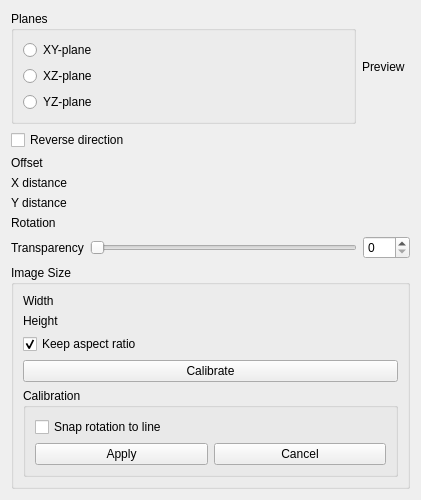
Old version of the form src/Gui/TaskView/TaskImage.ui in the repository tsaaristo/FreeCAD.
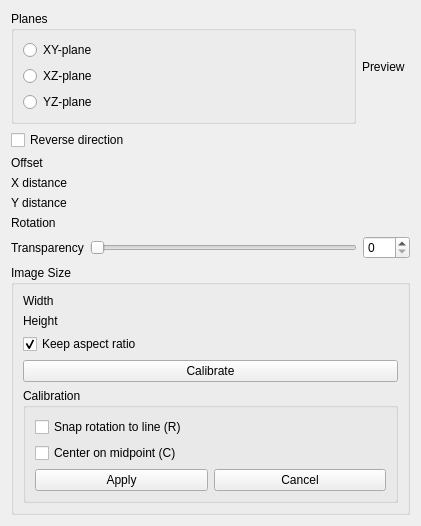
New version of the form. Custom widgets are drawn as their Qt base class.

Commit message: TaskImage: calibration centering, snapping, input hints and keybinds

Diff of the .ui file:
```diff
--- a/src/Gui/TaskView/TaskImage.ui
+++ b/src/Gui/TaskView/TaskImage.ui
@@ -257,7 +257,7 @@
          <item>
           <widget class="QCheckBox" name="checkBoxOrient">
            <property name="text">
-            <string>Snap rotation to line</string>
+            <string>Snap rotation to line (R)</string>
            </property>
            <property name="toolTip">
             <string>Rotate the image to align the drawn line to the nearest 45 degree angle</string>
@@ -267,6 +267,19 @@
            </property>
           </widget>
          </item>
+         <item>
+          <widget class="QCheckBox" name="checkBoxCenterMidpoint">
+           <property name="text">
+            <string>Center on midpoint (C)</string>
+           </property>
+           <property name="toolTip">
+            <string>Center the image on the midpoint of the drawn line</string>
+           </property>
+           <property name="checked">
+            <bool>false</bool>
+           </property>
+          </widget>
+         </item>
          <item>
           <layout class="QHBoxLayout" name="buttonLayout">
            <item>
```
The commit also changes 2 other files.
